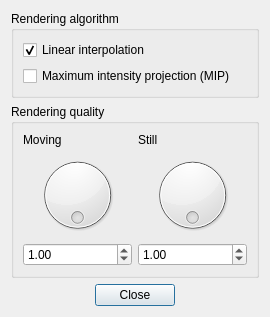
deskvox/deskvox, file vox-desk-qt/src/vvprefdialog.ui: the form before one commit.
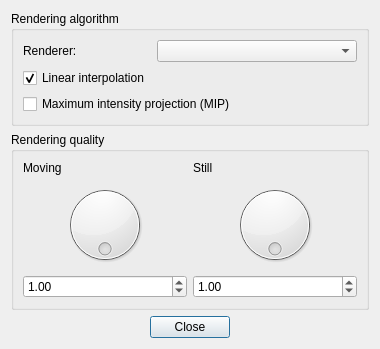
The form after the commit.

What changed in the file:
```diff
--- a/vox-desk-qt/src/vvprefdialog.ui
+++ b/vox-desk-qt/src/vvprefdialog.ui
@@ -6,8 +6,8 @@
    <rect>
     <x>0</x>
     <y>0</y>
-    <width>270</width>
-    <height>317</height>
+    <width>380</width>
+    <height>349</height>
    </rect>
   </property>
   <property name="windowTitle">
@@ -20,6 +20,27 @@
       <string>Rendering algorithm</string>
      </property>
      <layout class="QVBoxLayout" name="verticalLayout">
+      <item>
+       <layout class="QHBoxLayout" name="horizontalLayout_2">
+        <item>
+         <widget class="QLabel" name="rendererLabel">
+          <property name="text">
+           <string>Renderer:</string>
+          </property>
+         </widget>
+        </item>
+        <item>
+         <widget class="QComboBox" name="comboBox">
+          <property name="minimumSize">
+           <size>
+            <width>200</width>
+            <height>0</height>
+           </size>
+          </property>
+         </widget>
+        </item>
+       </layout>
+      </item>
       <item>
        <widget class="QCheckBox" name="interpolationCheckBox">
         <property name="text">
@@ -74,7 +95,7 @@
            <number>2</number>
           </property>
           <property name="maximum">
-           <double>99999.000000000000000</double>
+           <double>10000.000000000000000</double>
           </property>
           <property name="singleStep">
            <double>0.010000000000000</double>
@@ -108,7 +129,7 @@
            <number>2</number>
           </property>
           <property name="maximum">
-           <double>99999.000000000000000</double>
+           <double>10000.000000000000000</double>
           </property>
           <property name="singleStep">
            <double>0.010000000000000</double>
```
